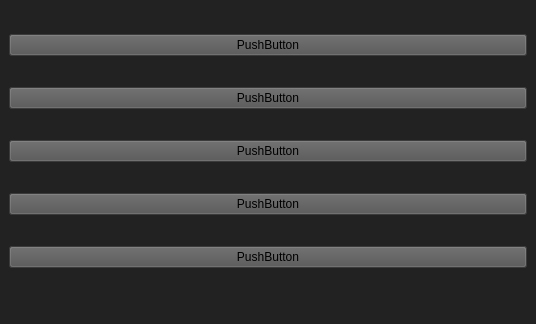
This is uis/faq.ui in dmhd6219/JoJoOrganizer as Qt 5 draws it before an edit. The edited form follows.
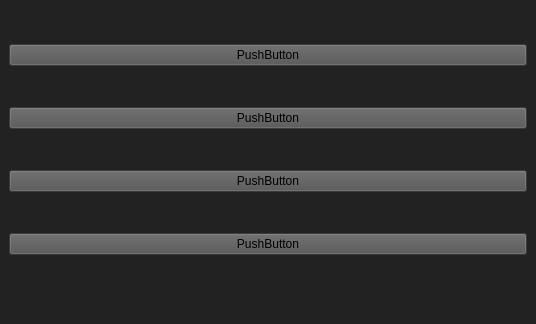
This is the edited form.

Commit message: убрал ненужный пункт из факу

What changed in the file:
```diff
--- a/uis/faq.ui
+++ b/uis/faq.ui
@@ -43,13 +43,6 @@
       </property>
      </widget>
     </item>
-    <item>
-     <widget class="QPushButton" name="pushButton_3">
-      <property name="text">
-       <string>PushButton</string>
-      </property>
-     </widget>
-    </item>
     <item>
      <widget class="QPushButton" name="pushButton_4">
       <property name="text">
```
The commit also changes 2 other files.
